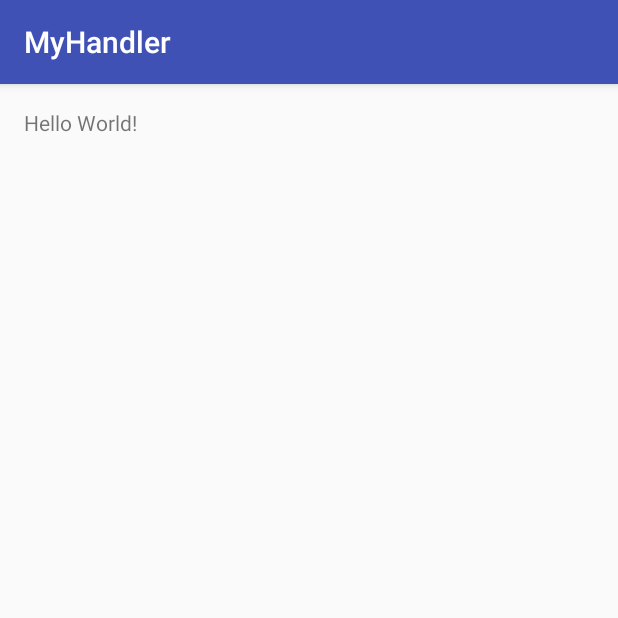
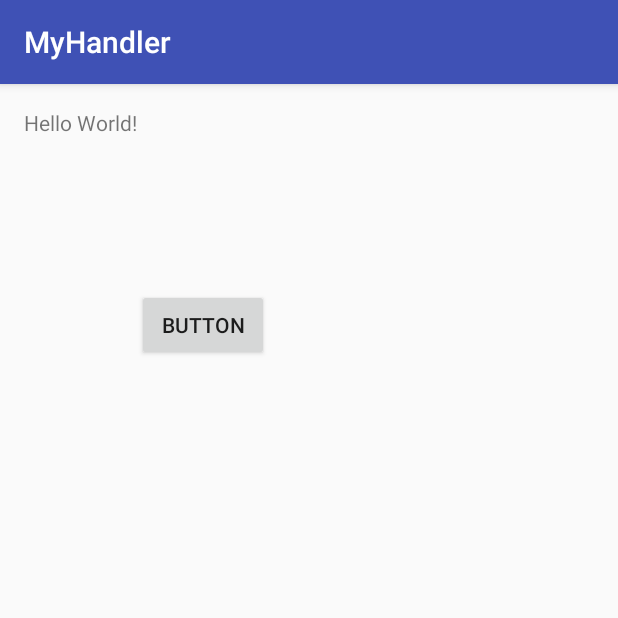
Before and after one commit to TomohikoSato/myHandler, an Android app: the screen it shows after launch (MainActivity), on a phone screen of 412 x 824 dp, the top half of it. Run offline under Robolectric (Android 15) with nearby library versions, the phone set to English and light mode, and no system bars.

```diff
--- a/app/src/main/java/com/example/tomohiko_sato/myhandler/MainActivity.java
+++ b/app/src/main/java/com/example/tomohiko_sato/myhandler/MainActivity.java
@@ -2,60 +2,56 @@ package com.example.tomohiko_sato.myhandler;
 
 import android.os.Bundle;
 import android.os.Handler;
-import android.os.HandlerThread;
 import android.os.Looper;
+import android.os.Message;
 import android.support.v7.app.AppCompatActivity;
+import android.util.Log;
+import android.view.View;
+import android.widget.Button;
 import android.widget.TextView;
 import android.widget.Toast;
 
 public class MainActivity extends AppCompatActivity {
 
+	LooperThread looperThread;
+
 	@Override
 	protected void onCreate(Bundle savedInstanceState) {
 		super.onCreate(savedInstanceState);
 		setContentView(R.layout.activity_main);
-//		final TextView tv = (TextView) findViewById(R.id.text_view);
 
+		Button button = (Button) findViewById(R.id.button);
+		button.setOnClickListener(new View.OnClickListener() {
+			@Override
+			public void onClick(View v) {
+				looperThread.handler.sendMessage(Message.obtain(null, 345, "hogehoge"));
+			}
+		});
+
+		looperThread = new LooperThread();
+		looperThread.start();
 	}
 
-	public class LooperThread extends Thread {
-		Looper looper;
 
-		@Override
+	class LooperThread extends Thread {
+		public Handler handler;
+
 		public void run() {
 			Looper.prepare();
-			looper = Looper.myLooper();
-			synchronized (this) {
-				notifyAll();
-			}
+
+			handler = new Handler() {
+				public void handleMessage(Message msg) {
+					Log.d("handler", msg.toString());
+					// process incoming messages here
+				}
+			};
+
 			Looper.loop();
-		}
-
-		public Looper getLooper() {
-			try {
-				synchronized (this) {
-					wait();
-				}
-			} catch (InterruptedException e) {
-				e.printStackTrace();
-			}
-			return looper;
 		}
 	}
 
 	@Override
 	protected void onResume() {
 		super.onResume();
-		LooperThread looperThread = new LooperThread();
-		looperThread.start();
-
-		new Handler(looperThread.getLooper()).post(new Runnable() {
-			@Override
-			public void run() {
-				Toast.makeText(MainActivity.this, "fugafuga", Toast.LENGTH_SHORT).show();
-			}
-		});
-
-
 	}
 }
--- a/app/src/main/res/layout/activity_main.xml
+++ b/app/src/main/res/layout/activity_main.xml
@@ -16,4 +16,14 @@
         android:layout_width="wrap_content"
         android:layout_height="wrap_content"
         android:text="Hello World!"/>
+
+    <Button
+        android:text="Button"
+        android:layout_width="wrap_content"
+        android:layout_height="wrap_content"
+        android:layout_below="@+id/text_view"
+        android:layout_toRightOf="@+id/text_view"
+        android:layout_toEndOf="@+id/text_view"
+        android:layout_marginTop="101dp"
+        android:id="@+id/button"/>
 </RelativeLayout>
```
